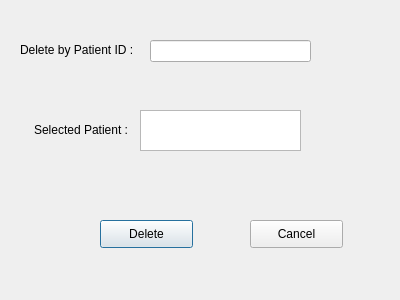
SPRYK/DatabaseProject, file patientDelete.ui: the form before one commit.
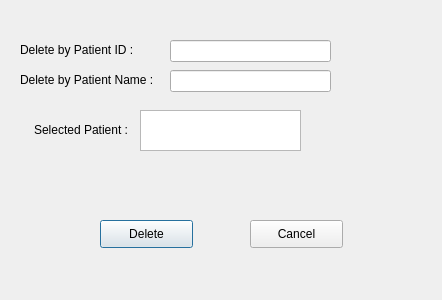
The form after the commit.

The edit to the form file:
```diff
--- a/patientDelete.ui
+++ b/patientDelete.ui
@@ -6,7 +6,7 @@
    <rect>
     <x>0</x>
     <y>0</y>
-    <width>400</width>
+    <width>442</width>
     <height>300</height>
    </rect>
   </property>
@@ -55,7 +55,7 @@
   <widget class="QLineEdit" name="lineEdit">
    <property name="geometry">
     <rect>
-     <x>150</x>
+     <x>170</x>
      <y>40</y>
      <width>161</width>
      <height>22</height>
@@ -92,6 +92,29 @@
     <string>Selected Patient :</string>
    </property>
   </widget>
+  <widget class="QLineEdit" name="lineEdit_2">
+   <property name="geometry">
+    <rect>
+     <x>170</x>
+     <y>70</y>
+     <width>161</width>
+     <height>22</height>
+    </rect>
+   </property>
+  </widget>
+  <widget class="QLabel" name="label_3">
+   <property name="geometry">
+    <rect>
+     <x>20</x>
+     <y>70</y>
+     <width>141</width>
+     <height>20</height>
+    </rect>
+   </property>
+   <property name="text">
+    <string>Delete by Patient Name :</string>
+   </property>
+  </widget>
  </widget>
  <resources/>
  <connections/>
```
